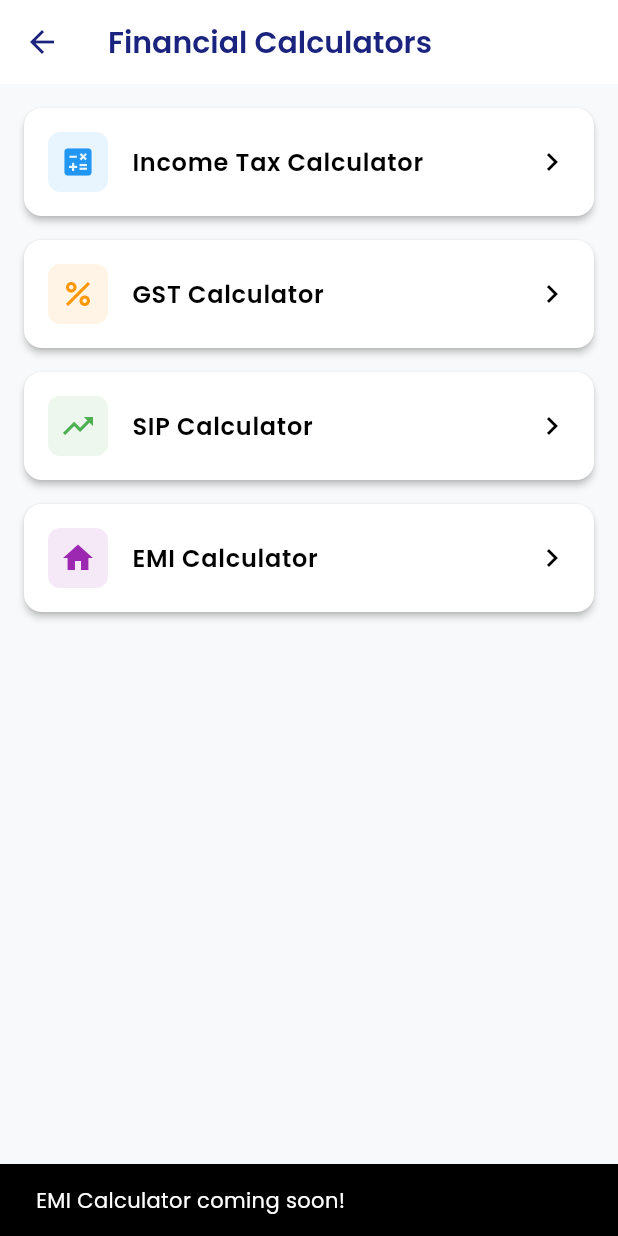
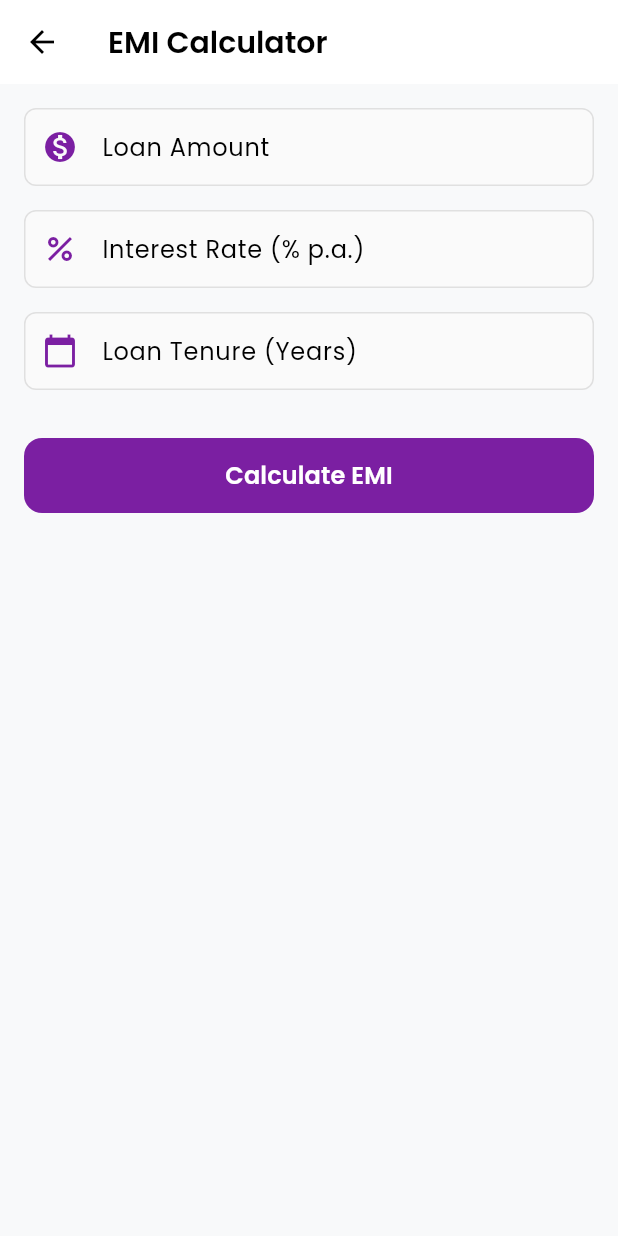
Before and after one commit to deep4nsh/Findom, a Flutter app: the CalculatorListScreen screen opened directly, after a tap on "EMI Calculator", on a phone screen of 412 x 824 dp. Run offline on Flutter 3.47's test engine with Material 3 defaults, Android fonts, the phone set to English and light mode, and no system bars; our stand-ins replace cloud_firestore, firebase_auth, firebase_core, firebase_messaging, flutter_local_notifications, get_it and 5 more; missing offline and left inert: algolia, cloudinary_public; accounts and stored records are empty; network calls fail.

Commit message:
feat: Introduce EMI calculator and update income tax calculator with new regime deductions.

```diff
--- /dev/null
+++ b/lib/screens/calculators/emi_calculator_screen.dart
@@ -0,0 +1,176 @@
+import 'package:flutter/material.dart';
+import 'package:google_fonts/google_fonts.dart';
+import 'package:intl/intl.dart';
+import 'dart:math';
+
+class EMICalculatorScreen extends StatefulWidget {
+  const EMICalculatorScreen({super.key});
+
+  @override
+  State<EMICalculatorScreen> createState() => _EMICalculatorScreenState();
+}
+
+class _EMICalculatorScreenState extends State<EMICalculatorScreen> {
+  final _amountController = TextEditingController();
+  final _rateController = TextEditingController();
+  final _tenureController = TextEditingController();
+
+  double _loanAmount = 0;
+  double _interestRate = 0;
+  double _loanTenureYears = 0;
+
+  double _monthlyEMI = 0;
+  double _totalInterest = 0;
+  double _totalPayment = 0;
+
+  bool _calculated = false;
+
+  void _calculateEMI() {
+    double principal = double.tryParse(_amountController.text) ?? 0;
+    double rate = double.tryParse(_rateController.text) ?? 0;
+    double tenureYears = double.tryParse(_tenureController.text) ?? 0;
+
+    if (principal <= 0 || rate <= 0 || tenureYears <= 0) return;
+
+    // EMI Calculation: E = P * r * (1+r)^n / ((1+r)^n - 1)
+    // where P = Principal, r = monthly interest rate, n = tenure in months
+
+    double monthlyRate = rate / 12 / 100;
+    double tenureMonths = tenureYears * 12;
+
+    double emi = (principal * monthlyRate * pow(1 + monthlyRate, tenureMonths)) /
+                 (pow(1 + monthlyRate, tenureMonths) - 1);
+
+    double totalPayment = emi * tenureMonths;
+    double totalInterest = totalPayment - principal;
+
+    setState(() {
+      _loanAmount = principal;
+      _interestRate = rate;
+      _loanTenureYears = tenureYears;
+      _monthlyEMI = emi;
+      _totalInterest = totalInterest;
+      _totalPayment = totalPayment;
+      _calculated = true;
+    });
+  }
+
+  @override
+  Widget build(BuildContext context) {
+    return Scaffold(
+      appBar: AppBar(
+        title: Text('EMI Calculator', style: GoogleFonts.poppins(fontWeight: FontWeight.w600)),
+        backgroundColor: Colors.white,
+        elevation: 0,
+        iconTheme: const IconThemeData(color: Colors.black),
+        titleTextStyle: const TextStyle(color: Colors.black, fontSize: 20, fontWeight: FontWeight.bold),
+      ),
+      body: SingleChildScrollView(
+        padding: const EdgeInsets.all(16.0),
+        child: Column(
+          children: [
+            _buildTextField(_amountController, 'Loan Amount', Icons.monetization_on),
+            const SizedBox(height: 16),
+            _buildTextField(_rateController, 'Interest Rate (% p.a.)', Icons.percent),
+            const SizedBox(height: 16),
+            _buildTextField(_tenureController, 'Loan Tenure (Years)', Icons.calendar_today),
+            const SizedBox(height: 32),
+            SizedBox(
+              width: double.infinity,
+              height: 50,
+              child: ElevatedButton(
+                onPressed: _calculateEMI,
+                style: ElevatedButton.styleFrom(
+                  backgroundColor: Colors.purple[700],
+                  shape: RoundedRectangleBorder(borderRadius: BorderRadius.circular(12)),
+                ),
+                child: Text(
+                  'Calculate EMI',
+                  style: GoogleFonts.poppins(fontSize: 16, fontWeight: FontWeight.w600, color: Colors.white),
+                ),
+              ),
+            ),
+            if (_calculated) ...[
+              const SizedBox(height: 32),
+              _buildResultCard(),
+            ],
+          ],
+        ),
+      ),
+    );
+  }
+
+  Widget _buildTextField(TextEditingController controller, String label, IconData icon) {
+    return TextFormField(
+      controller: controller,
+      keyboardType: const TextInputType.numberWithOptions(decimal: true),
+      decoration: InputDecoration(
+        labelText: label,
+        prefixIcon: Icon(icon, color: Colors.purple[700]),
+        border: OutlineInputBorder(borderRadius: BorderRadius.circular(12)),
+        filled: true,
+        fillColor: Colors.grey[50],
+      ),
+    );
+  }
+
+  Widget _buildResultCard() {
+    final currencyFormat = NumberFormat.currency(locale: 'en_IN', symbol: '₹', decimalDigits: 0);
+
+    return Container(
+      padding: const EdgeInsets.all(20),
+      decoration: BoxDecoration(
+        color: Colors.white,
+        borderRadius: BorderRadius.circular(16),
+        boxShadow: [
+          BoxShadow(color: Colors.black.withOpacity(0.1), blurRadius: 10, offset: const Offset(0, 5)),
+        ],
+      ),
+      child: Column(
+        children: [
+          Text(
+            'Monthly EMI',
+            style: GoogleFonts.poppins(fontSize: 16, color: Colors.grey[600]),
+          ),
+          const SizedBox(height: 8),
+          Text(
+            currencyFormat.format(_monthlyEMI),
+            style: GoogleFonts.poppins(fontSize: 32, fontWeight: FontWeight.bold, color: Colors.purple[800]),
+          ),
+          const SizedBox(height: 24),
+          const Divider(),
+          const SizedBox(height: 16),
+          _buildResultRow('Principal Amount', _loanAmount, currencyFormat),
+          const SizedBox(height: 12),
+          _buildResultRow('Total Interest', _totalInterest, currencyFormat, color: Colors.red[700]),
+          const SizedBox(height: 12),
+          _buildResultRow('Total Payabale', _totalPayment, currencyFormat, isBold: true),
+        ],
+      ),
+    );
+  }
+
+  Widget _buildResultRow(String label, double amount, NumberFormat formatter, {Color? color, bool isBold = false}) {
+    return Row(
+      mainAxisAlignment: MainAxisAlignment.spaceBetween,
+      children: [
+        Text(
+          label,
+          style: GoogleFonts.poppins(
+            fontSize: 16,
+            fontWeight: isBold ? FontWeight.w600 : FontWeight.w500,
+            color: Colors.grey[800],
+          ),
+        ),
+        Text(
+          formatter.format(amount),
+          style: GoogleFonts.poppins(
+            fontSize: 16,
+            fontWeight: isBold ? FontWeight.bold : FontWeight.w500,
+            color: color ?? Colors.black87,
+          ),
+        ),
+      ],
+    );
+  }
+}
--- a/lib/screens/learn/calculator_list_screen.dart
+++ b/lib/screens/learn/calculator_list_screen.dart
@@ -3,6 +3,7 @@ import 'package:google_fonts/google_fonts.dart';
 import 'package:findom/screens/calculators/income_tax_calculator_screen.dart';
 import 'package:findom/screens/calculators/gst_calculator_screen.dart';
 import 'package:findom/screens/calculators/sip_calculator_screen.dart';
+import 'package:findom/screens/calculators/emi_calculator_screen.dart';
 
 class CalculatorListScreen extends StatelessWidget {
   const CalculatorListScreen({super.key});
@@ -61,8 +62,9 @@ class CalculatorListScreen extends StatelessWidget {
             icon: Icons.home,
             color: Colors.purple,
             onTap: () {
-              ScaffoldMessenger.of(context).showSnackBar(
-                const SnackBar(content: Text('EMI Calculator coming soon!')),
+              Navigator.push(
+                context,
+                MaterialPageRoute(builder: (context) => const EMICalculatorScreen()),
               );
             },
           ),
```
Also changed, not shown: lib/screens/calculators/income_tax_calculator_screen.dart (+15 -4 lines).
